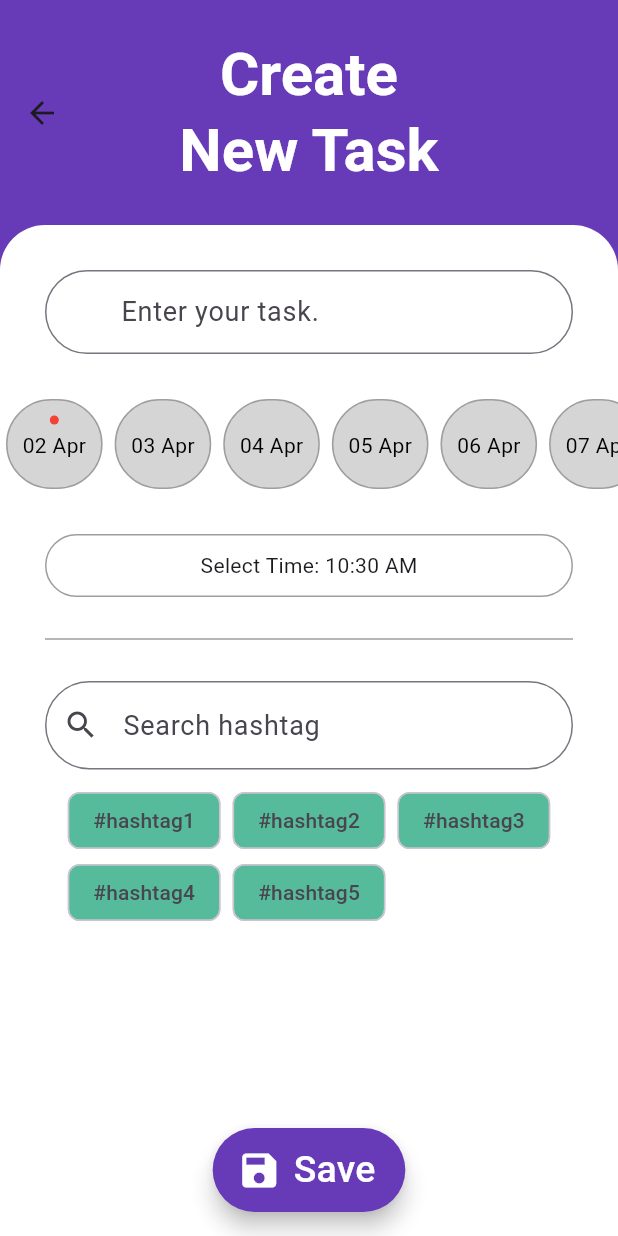
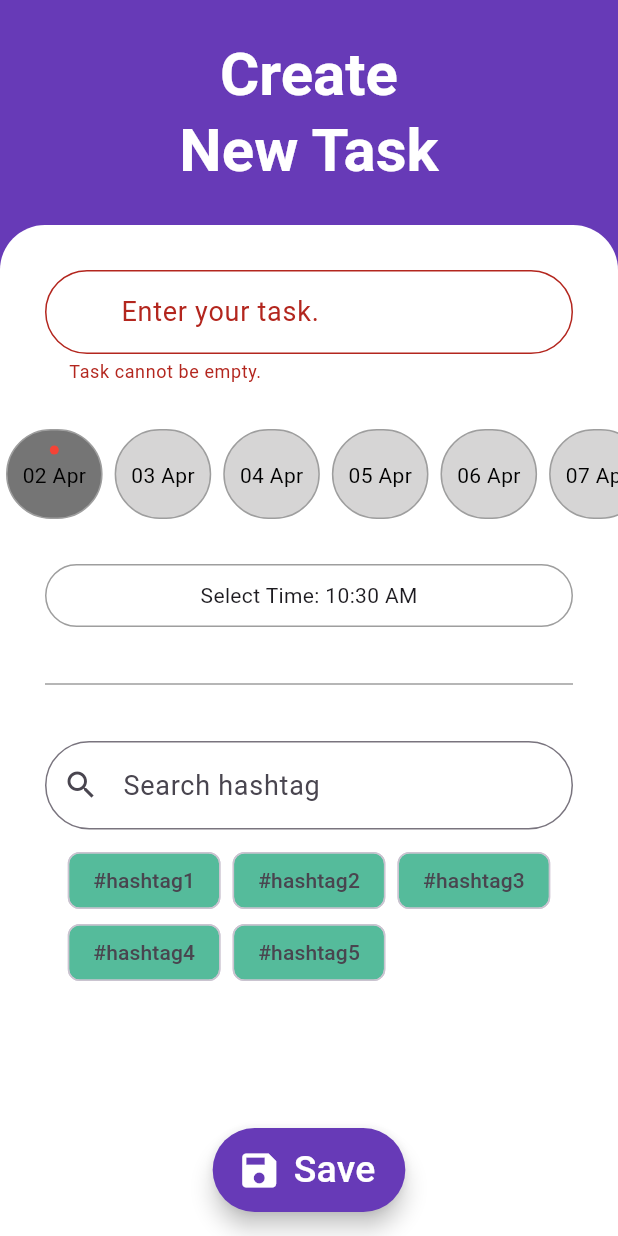
Before and after one commit to zakdonohue/Log450_DoIt, a Flutter app: the CreateTaskScreen screen opened by its route, after a tap on "Save", on a phone screen of 412 x 824 dp. Run offline on Flutter 3.47's test engine with Material 3 defaults, Android fonts, the phone set to English and light mode, and no system bars; our stand-ins replace fluttertoast, lottie.

Commit message:
Create task page done. Hashtag search not functional.

```diff
--- a/lib/ui/createtaskscreen.dart
+++ b/lib/ui/createtaskscreen.dart
@@ -1,6 +1,8 @@
 import 'package:flutter/material.dart';
 import 'package:log450_doit/ui/utils/materialColor.dart';
 import 'package:intl/intl.dart';
+import 'package:http/http.dart' as http;
+import 'dart:convert';
 
 class CreateTaskScreen extends StatefulWidget {
   static String routeName = '/createTaskScreen';
@@ -9,11 +11,42 @@ class CreateTaskScreen extends StatefulWidget {
 }
 
 class _CreateTaskScreenState extends State<CreateTaskScreen> {
-  DateTime selectedDate = DateTime.now();
+  DateTime selectedDate = DateTime.now().add(Duration(days: -1));
   TimeOfDay selectedTime = TimeOfDay.now();
+  final TextEditingController _taskController = TextEditingController();
+  int selectedIndex = 0;
+  bool _isTaskEmpty = false;
 
+  Future<void> _addTask(String userId) async {
+    final String apiUrl = "http://10.0.2.2:3000/users/$userId/tasks";
+    DateTime dueDate = DateTime(
+      selectedDate.year,
+      selectedDate.month,
+      selectedDate.day,
+      selectedTime.hour,
+      selectedTime.minute,
+    ).toUtc();
 
-  static const routeName = '/createtask';
+    try {
+      final response = await http.post(
+        Uri.parse(apiUrl),
+        headers: {"Content-Type": "application/json"},
+        body: jsonEncode({
+          "title": _taskController.text,
+          "due_date": dueDate.toIso8601String(),
+          "isDone": false,
+        }),
+      );
+
+      if (response.statusCode == 201) {
+        print("Task added successfully");
+      } else {
+        print("Failed to add task: ${response.body}");
+      }
+    } catch (e) {
+      print("Error adding task: $e");
+    }
+  }
 
   @override
   Widget build(BuildContext context) {
@@ -21,19 +54,22 @@ class _CreateTaskScreenState extends State<CreateTaskScreen> {
       backgroundColor: Colors.deepPurple,
       appBar: AppBar(
         backgroundColor: Colors.deepPurple,
-        title:Text('Create \nNew Task',
-          style: TextStyle(color: Colors.white, fontSize: 40, fontWeight: FontWeight.bold),
+        title: Text(
+          'Create \nNew Task',
+          style: TextStyle(
+              color: Colors.white, fontSize: 40, fontWeight: FontWeight.bold),
           textAlign: TextAlign.center,
         ),
         centerTitle: true,
-        elevation: 0, // Removes shadow for a flat design
+        elevation: 0,
         toolbarHeight: 150.0,
+        automaticallyImplyLeading: false,
       ),
       body: Padding(
         padding: const EdgeInsets.only(top: 0),
         child: Container(
           decoration: BoxDecoration(
-          color: Colors.white, // Assuming you have defined this properly
+            color: Colors.white,
             borderRadius: BorderRadius.only(
               topLeft: Radius.circular(30),
               topRight: Radius.circular(30),
@@ -41,20 +77,17 @@ class _CreateTaskScreenState extends State<CreateTaskScreen> {
           ),
           child: Column(
             children: <Widget>[
-            // Task Name Input
               Padding(
                 padding: const EdgeInsets.only(top: 30, left: 30, right: 30),
-        child:
-            TextField(
+                child: TextField(
+                  controller: _taskController,
                   decoration: InputDecoration(
                     labelText: '       Enter your task.',
-                labelStyle: TextStyle(
-                  fontSize: 18.0,
-
-                ),
+                    labelStyle: TextStyle(fontSize: 18.0),
                     border: OutlineInputBorder(
                       borderRadius: BorderRadius.circular(30.0),
                     ),
+                    errorText: _isTaskEmpty ? 'Task cannot be empty.' : null,
                   ),
                 ),
               ),
@@ -67,14 +100,25 @@ class _CreateTaskScreenState extends State<CreateTaskScreen> {
                   itemCount: 30,
                   itemBuilder: (context, index) {
                     DateTime date = DateTime.now().add(Duration(days: index));
-                  bool isToday = date.day == DateTime.now().day && date.month == DateTime.now().month && date.year == DateTime.now().year;
-                  return Container(
+                    bool isSelected = index == selectedIndex;
+                    bool isToday = date.day == DateTime.now().day &&
+                        date.month == DateTime.now().month &&
+                        date.year == DateTime.now().year;
+                    return InkWell(
+                      onTap: () {
+                        setState(() {
+                          selectedIndex = index;
+                          selectedDate =
+                              DateTime.now().add(Duration(days: index));
+                        });
+                      },
+                      child: Container(
                         margin: EdgeInsets.symmetric(horizontal: 4),
                         padding: EdgeInsets.all(10.0),
                         child: Column(
                           mainAxisSize: MainAxisSize.min,
                           children: <Widget>[
-            if (isToday) // Only add the dot if it's today's date
+                            if (isToday)
                               Container(
                                 height: 6.0,
                                 width: 6.0,
@@ -82,15 +126,14 @@ class _CreateTaskScreenState extends State<CreateTaskScreen> {
                                   shape: BoxShape.circle,
                                   color: Colors.red,
                                 ),
-                margin: EdgeInsets.only(bottom: 4.0), // Space between dot and text
+                                margin: EdgeInsets.only(bottom: 4.0),
                               ),
-            if(!isToday)
+                            if (!isToday)
                               Container(
                                 height: 6.0,
                                 width: 6.0,
                                 margin: EdgeInsets.only(bottom: 4.0),
                               ),
-
                             Text(
                               DateFormat('dd MMM').format(date),
                               style: TextStyle(
@@ -99,11 +142,13 @@ class _CreateTaskScreenState extends State<CreateTaskScreen> {
                             ),
                           ],
                         ),
-
                         decoration: BoxDecoration(
                           border: Border.all(color: Colors.grey),
                           borderRadius: BorderRadius.circular(30.0),
-                      color: const Color.fromARGB(255, 214, 213, 213),
+                          color: isSelected
+                              ? Colors.grey.shade600
+                              : Color.fromARGB(255, 214, 213, 213),
+                        ),
                       ),
                     );
                   },
@@ -112,8 +157,7 @@ class _CreateTaskScreenState extends State<CreateTaskScreen> {
 
               Padding(
                 padding: const EdgeInsets.only(top: 30, left: 30, right: 30),
-        child:
-        InkWell(
+                child: InkWell(
                   onTap: () async {
                     TimeOfDay? picked = await showTimePicker(
                       context: context,
@@ -136,18 +180,19 @@ class _CreateTaskScreenState extends State<CreateTaskScreen> {
                 ),
               ),
               SizedBox(
-              height: 20,
+                height: 30,
               ),
               // Search bar
               Divider(
-              color: Colors.grey, // Color of the divider
-              thickness: 1, // Thickness of the divider line
+                color: Colors.grey,
+                thickness: 1,
                 indent: 30,
                 endIndent: 30,
               ),
               Padding(
-        padding: const EdgeInsets.only(top: 20, left: 30, right: 30),
+                padding: const EdgeInsets.only(top: 30, left: 30, right: 30),
                 child: TextField(
+                  // controller: _searchController,
                   decoration: InputDecoration(
                     border: OutlineInputBorder(
                       borderRadius: BorderRadius.circular(30.0),
@@ -158,6 +203,9 @@ class _CreateTaskScreenState extends State<CreateTaskScreen> {
                     ),
                     prefixIcon: Icon(Icons.search),
                   ),
+                  onSubmitted: (value) {
+                    // searchHashtag(value);
+                  },
                 ),
               ),
               SizedBox(height: 10),
@@ -175,17 +223,31 @@ class _CreateTaskScreenState extends State<CreateTaskScreen> {
                 ),
               ),
               SizedBox(height: 30),
-            // Time Input
             ],
           ),
         ),
       ),
       floatingActionButton: FloatingActionButton.extended(
         onPressed: () {
-          // Save task logic
+          if (_taskController.text.isEmpty) {
+            setState(() {
+              _isTaskEmpty = true;
+            });
+            return;
+          } else {
+            setState(() {
+              _isTaskEmpty = false; // Reset the visual cue state
+              _addTask("660b4acda50307da74558e81");
+            });
+          }
         },
-        icon: Icon(Icons.save, color: Colors.white, size: 30,),
-        label: Text('Save', style: TextStyle(color: Colors.white, fontSize: 25)),
+        icon: Icon(
+          Icons.save,
+          color: Colors.white,
+          size: 30,
+        ),
+        label:
+            Text('Save', style: TextStyle(color: Colors.white, fontSize: 25)),
         backgroundColor: Colors.deepPurple,
         shape: RoundedRectangleBorder(
           borderRadius: BorderRadius.all(Radius.circular(40.0)),
--- a/pubspec.yaml
+++ b/pubspec.yaml
@@ -11,6 +11,7 @@ dependencies:
     sdk: flutter
   lottie: ^3.1.0
   fluttertoast: ^8.2.4
+  http: ^1.2.0
 
 dev_dependencies:
   flutter_test:
```
Also changed, not shown: package-lock.json (added), pubspec.lock, 1 other file. Lines whose indentation alone changed are shown as unchanged.
